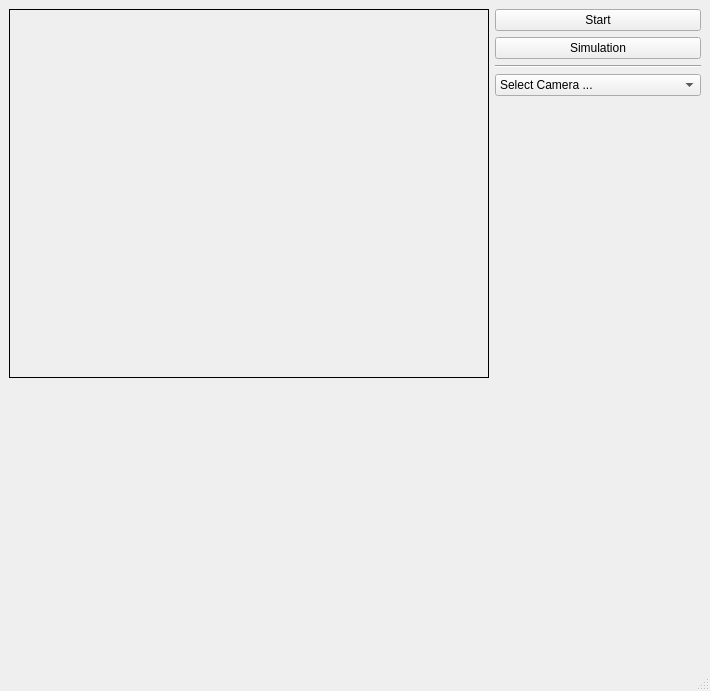
r13i/dimm-project, file code/real-time-seeing/ui/layout.ui: the form before one commit.
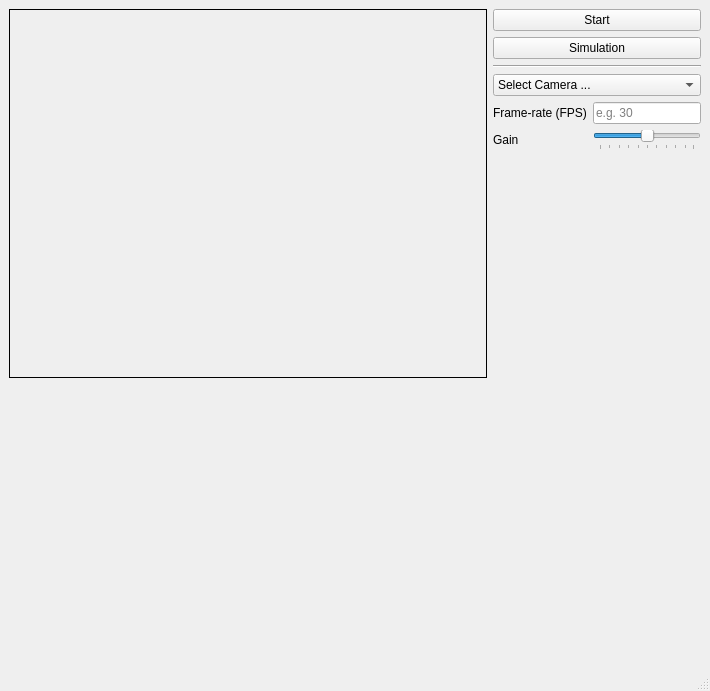
The form after the commit.

Commit message: WIP: Adding sliders and text inputs for camera properties

What changed in the file:
```diff
--- a/code/real-time-seeing/ui/layout.ui
+++ b/code/real-time-seeing/ui/layout.ui
@@ -20,13 +20,51 @@
    <property name="enabled">
     <bool>true</bool>
    </property>
-   <layout class="QGridLayout" name="gridLayout" columnstretch="7,3">
+   <layout class="QGridLayout" name="gridLayout" columnstretch="7,0">
     <property name="leftMargin">
      <number>9</number>
     </property>
     <property name="spacing">
      <number>6</number>
     </property>
+    <item row="4" column="1">
+     <layout class="QFormLayout" name="formLayout">
+      <item row="0" column="0">
+       <widget class="QLabel" name="fpsLabel">
+        <property name="text">
+         <string>Frame-rate (FPS)</string>
+        </property>
+       </widget>
+      </item>
+      <item row="0" column="1">
+       <widget class="QLineEdit" name="fpsLineEdit">
+        <property name="placeholderText">
+         <string>e.g. 30</string>
+        </property>
+       </widget>
+      </item>
+      <item row="1" column="0">
+       <widget class="QLabel" name="gainLabel">
+        <property name="text">
+         <string>Gain</string>
+        </property>
+       </widget>
+      </item>
+      <item row="1" column="1">
+       <widget class="QSlider" name="gainSlider">
+        <property name="value">
+         <number>50</number>
+        </property>
+        <property name="orientation">
+         <enum>Qt::Horizontal</enum>
+        </property>
+        <property name="tickPosition">
+         <enum>QSlider::TicksBelow</enum>
+        </property>
+       </widget>
+      </item>
+     </layout>
+    </item>
     <item row="0" column="0" rowspan="5">
      <widget class="QLabel" name="stars_capture">
       <property name="palette">
@@ -458,6 +496,9 @@
       </property>
      </widget>
     </item>
+    <item row="5" column="0">
+     <widget class="QWidget" name="seeing_graph" native="true"/>
+    </item>
     <item row="0" column="1">
      <widget class="QPushButton" name="button_start">
       <property name="enabled">
@@ -480,9 +521,6 @@
       </property>
      </widget>
     </item>
-    <item row="5" column="0">
-     <widget class="QWidget" name="seeing_graph" native="true"/>
-    </item>
     <item row="1" column="1">
      <widget class="QPushButton" name="button_simulation">
       <property name="toolTip">
```
The commit also changes 2 other files.
